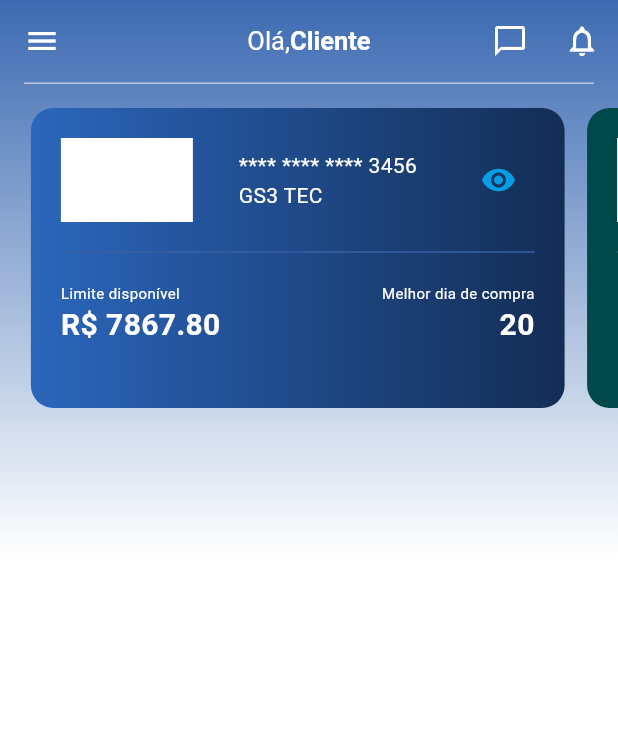
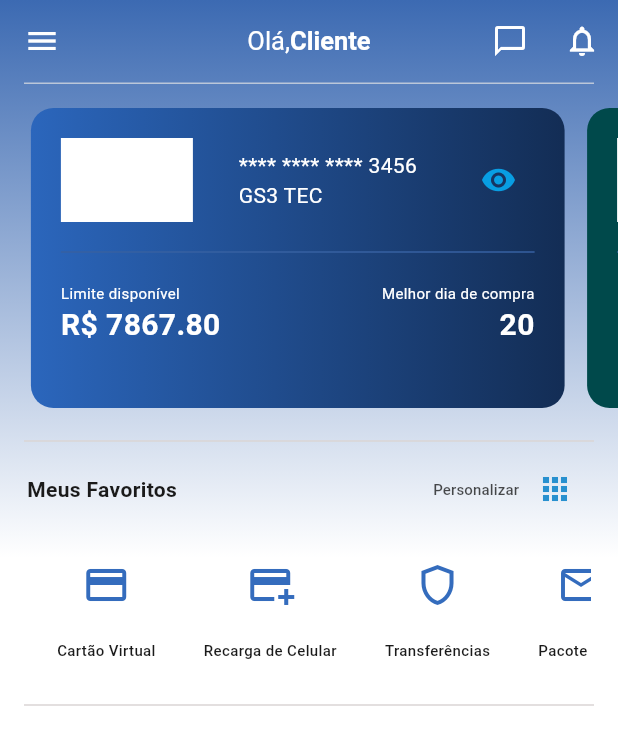
Before and after one commit to kaioenzo/clone_brb_card, a Flutter app: the screen it shows after launch, on a phone screen of 412 x 824 dp. Shown: the top 745 px of the screen. Run offline on Flutter 3.47's test engine with Material 3 defaults, Android fonts, the light colour scheme and no system bars.

Commit message:
adiciona widget MyFavorites e modelo FavoriteItem para exibir itens favoritos na tela inicial

```diff
--- /dev/null
+++ b/lib/domain/models/favorite_item.dart
@@ -0,0 +1,7 @@
+import 'package:flutter/material.dart';
+
+class FavoriteItem {
+  FavoriteItem({required this.title, required this.icon});
+  final String title;
+  final IconData icon;
+}
--- a/lib/ui/home/widgets/home_screen.dart
+++ b/lib/ui/home/widgets/home_screen.dart
@@ -1,4 +1,5 @@
 import 'package:clone_brb_card/ui/home/view_models/home_viewmodel.dart';
+import 'package:clone_brb_card/ui/home/widgets/my_favorites.dart';
 import 'package:flutter/material.dart';
 import 'package:provider/provider.dart';
 
@@ -26,9 +27,7 @@ class HomeScreen extends StatelessWidget {
           value: context.read<AccountViewModel>(),
           child: const SingleChildScrollView(
             child: Column(
-              children: [
-                AccountCarousel(),
-              ],
+              children: [AccountCarousel(), MyFavorites()],
             ),
           ),
         ),
--- /dev/null
+++ b/lib/ui/home/widgets/my_favorites.dart
@@ -0,0 +1,134 @@
+import 'package:flutter/material.dart';
+
+import '../../../domain/models/favorite_item.dart';
+import '../../../widgets/divider.dart';
+
+class MyFavorites extends StatelessWidget {
+  const MyFavorites({super.key});
+
+  @override
+  Widget build(BuildContext context) {
+    final List<FavoriteItem> favoriteItems = [
+      FavoriteItem(title: 'Cartão Virtual', icon: Icons.credit_card_outlined),
+      FavoriteItem(title: 'Recarga de Celular', icon: Icons.add_card),
+      FavoriteItem(title: 'Transferências', icon: Icons.shield_outlined),
+      FavoriteItem(title: 'Pacote SMS', icon: Icons.mail_outline),
+    ];
+
+    return Container(
+      margin: const EdgeInsets.only(
+        top: 14.0,
+      ),
+      child: Column(
+        children: [
+          const DefaultDivider(),
+          Padding(
+            padding: const EdgeInsets.symmetric(horizontal: 18.0),
+            child: SizedBox(
+              height: 160.0,
+              child: Column(
+                children: [
+                  Row(
+                    mainAxisAlignment: MainAxisAlignment.spaceBetween,
+                    children: [
+                      const Text(
+                        'Meus Favoritos',
+                        style: TextStyle(
+                          fontSize: 14.0,
+                          fontWeight: FontWeight.w700,
+                          color: Color.fromRGBO(26, 26, 26, 1),
+                        ),
+                      ),
+                      Row(
+                        crossAxisAlignment: CrossAxisAlignment.end,
+                        children: [
+                          TextButton(
+                            style: TextButton.styleFrom(
+                              padding: EdgeInsets.zero,
+                              alignment: Alignment.centerRight,
+                            ),
+                            onPressed: () {},
+                            child: const Text(
+                              'Personalizar',
+                              style: TextStyle(
+                                fontSize: 10.0,
+                                color: Color.fromRGBO(0, 0, 0, 0.7),
+                              ),
+                            ),
+                          ),
+                          IconButton(
+                            onPressed: () {},
+                            alignment: Alignment.centerLeft,
+                            icon: const Icon(
+                              Icons.apps,
+                              color: Color.fromRGBO(40, 144, 207, 1),
+                            ),
+                          )
+                        ],
+                      ),
+                    ],
+                  ),
+                  Expanded(
+                    child: ListView.builder(
+                      scrollDirection: Axis.horizontal,
+                      itemCount: favoriteItems.length,
+                      itemBuilder: (ctx, index) {
+                        final favoriteItem = favoriteItems[index];
+                        return Padding(
+                          padding: const EdgeInsets.only(top: 24.0),
+                          child: Column(
+                            children: [
+                              Container(
+                                alignment: Alignment.center,
+                                margin: const EdgeInsets.only(right: 12.0),
+                                padding: const EdgeInsets.only(left: 20.0),
+                                child: Column(
+                                  children: [
+                                    Icon(
+                                      favoriteItem.icon,
+                                      size: 32,
+                                      color: const Color.fromRGBO(
+                                        52,
+                                        108,
+                                        189,
+                                        1,
+                                      ),
+                                    ),
+                                    Padding(
+                                      padding: const EdgeInsets.only(
+                                        top: 20.0,
+                                        bottom: 10.0,
+                                      ),
+                                      child: Text(
+                                        favoriteItem.title,
+                                        style: const TextStyle(
+                                          fontSize: 10.0,
+                                          fontWeight: FontWeight.w500,
+                                          color: Color.fromRGBO(
+                                            26,
+                                            26,
+                                            26,
+                                            1,
+                                          ),
+                                        ),
+                                      ),
+                                    ),
+                                  ],
+                                ),
+                              ),
+                            ],
+                          ),
+                        );
+                      },
+                    ),
+                  ),
+                ],
+              ),
+            ),
+          ),
+          const DefaultDivider()
+        ],
+      ),
+    );
+  }
+}
--- /dev/null
+++ b/lib/widgets/divider.dart
@@ -0,0 +1,19 @@
+import 'package:flutter/material.dart';
+
+class DefaultDivider extends StatelessWidget {
+  final double padding;
+  const DefaultDivider({
+    super.key,
+    this.padding = 16.0,
+  });
+
+  @override
+  Widget build(BuildContext context) {
+    return Divider(
+      color: const Color.fromARGB(255, 218, 213, 213),
+      indent: padding,
+      endIndent: padding,
+      thickness: 1.0,
+    );
+  }
+}
```
